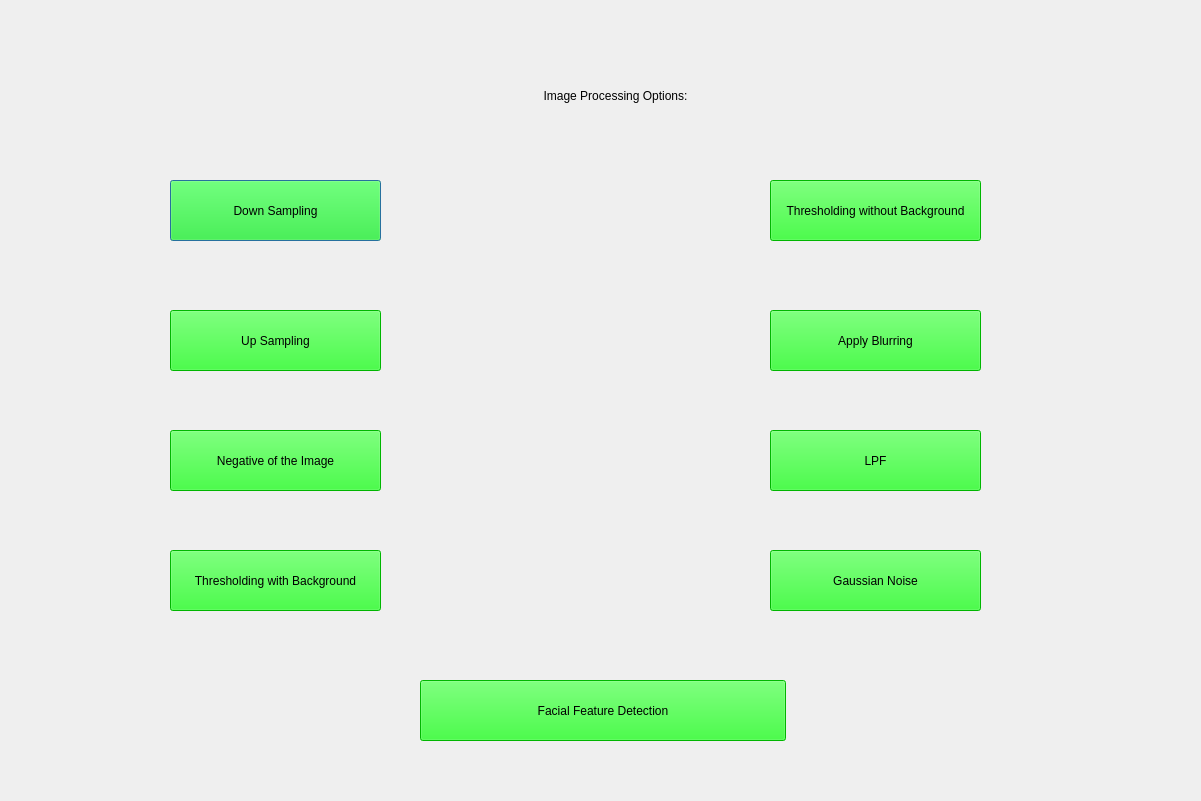
The window that Image_Processing/All_Project_Files/Final_Project_Files/Image_Processing_Options.ui (Haleshot/Projects) describes before a commit, drawn with Qt 5.
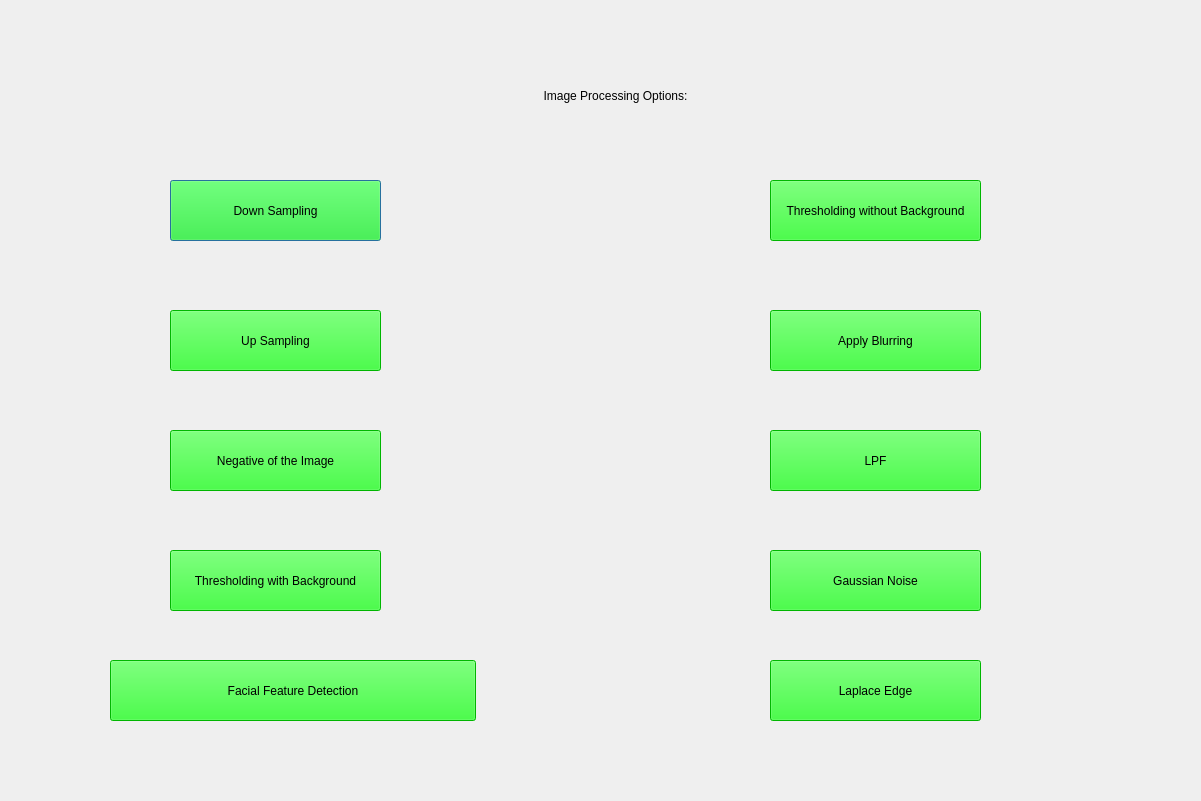
The same window after the commit.

Commit message: Update from Image Processing Repo

```diff
--- a/Image_Processing/All_Project_Files/Final_Project_Files/Image_Processing_Options.ui
+++ b/Image_Processing/All_Project_Files/Final_Project_Files/Image_Processing_Options.ui
@@ -180,8 +180,8 @@
   <widget class="QPushButton" name="Facial_Feature_Detection_Button">
    <property name="geometry">
     <rect>
-     <x>420</x>
-     <y>680</y>
+     <x>110</x>
+     <y>660</y>
      <width>366</width>
      <height>61</height>
     </rect>
@@ -195,6 +195,24 @@
     <string>Facial Feature Detection</string>
    </property>
   </widget>
+  <widget class="QPushButton" name="Laplace_Button">
+   <property name="geometry">
+    <rect>
+     <x>770</x>
+     <y>660</y>
+     <width>211</width>
+     <height>61</height>
+    </rect>
+   </property>
+   <property name="styleSheet">
+    <string notr="true">font: 16pt &quot;MS Shell Dlg 2&quot;;
+background-color: rgb(0, 255, 0);
+</string>
+   </property>
+   <property name="text">
+    <string>Laplace Edge</string>
+   </property>
+  </widget>
  </widget>
  <resources/>
  <connections/>
```
The commit also changes 41 other files.
